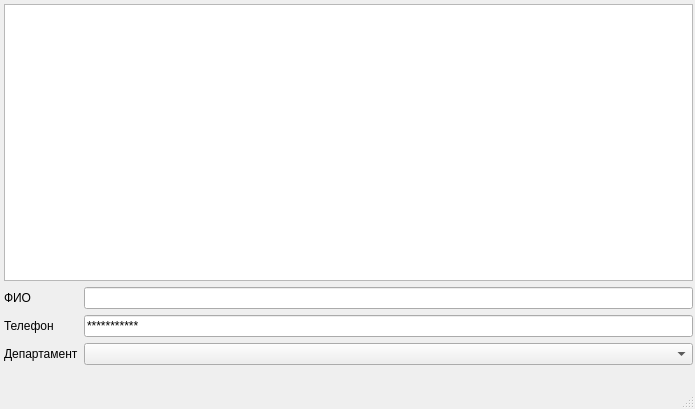
Den-Git-CPP/Sketches_CPP_QT, file Sketches_QT/Qt_DataBase/Qt_FireBird/QT_PhoneBook/source/qt_phonebook.ui: the form before one commit.
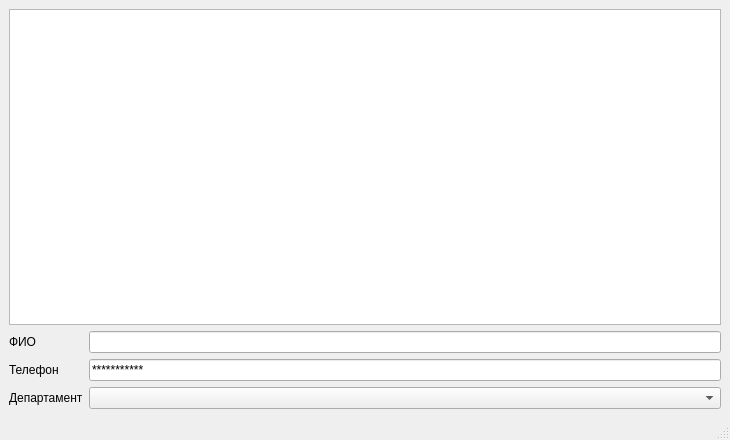
The form after the commit.

Diff of the .ui file:
```diff
--- a/Sketches_QT/Qt_DataBase/Qt_FireBird/QT_PhoneBook/source/qt_phonebook.ui
+++ b/Sketches_QT/Qt_DataBase/Qt_FireBird/QT_PhoneBook/source/qt_phonebook.ui
@@ -6,23 +6,16 @@
    <rect>
     <x>0</x>
     <y>0</y>
-    <width>695</width>
-    <height>409</height>
+    <width>730</width>
+    <height>440</height>
    </rect>
   </property>
   <property name="windowTitle">
    <string>QT_PhoneBook</string>
   </property>
   <widget class="QWidget" name="centralwidget">
-   <widget class="QWidget" name="">
-    <property name="geometry">
-     <rect>
-      <x>4</x>
-      <y>4</y>
-      <width>689</width>
-      <height>361</height>
-     </rect>
-    </property>
+   <layout class="QVBoxLayout" name="verticalLayout_2">
+    <item>
     <layout class="QVBoxLayout" name="verticalLayout">
      <item>
       <widget class="QTableView" name="tableView"/>
@@ -66,7 +59,8 @@
       </layout>
      </item>
     </layout>
-   </widget>
+    </item>
+   </layout>
   </widget>
   <widget class="QMenuBar" name="menubar">
    <property name="geometry">
```
Left out of the diff: 2 changed lines with no effect on the pictures. Lines whose indentation alone changed are shown as unchanged.
